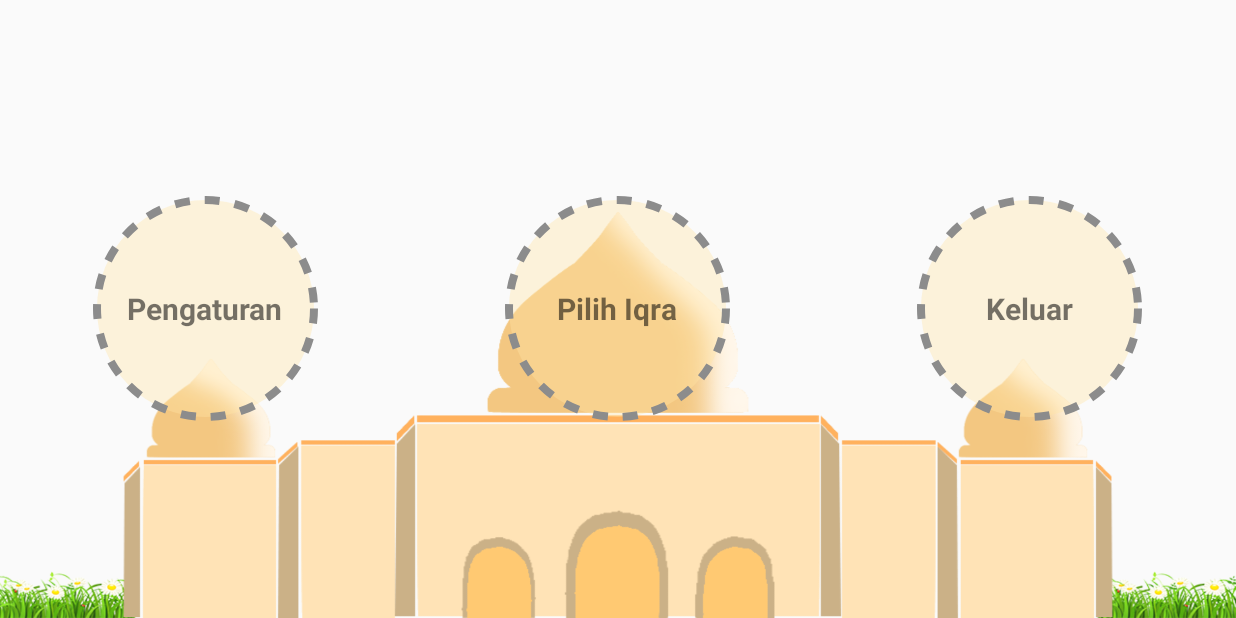
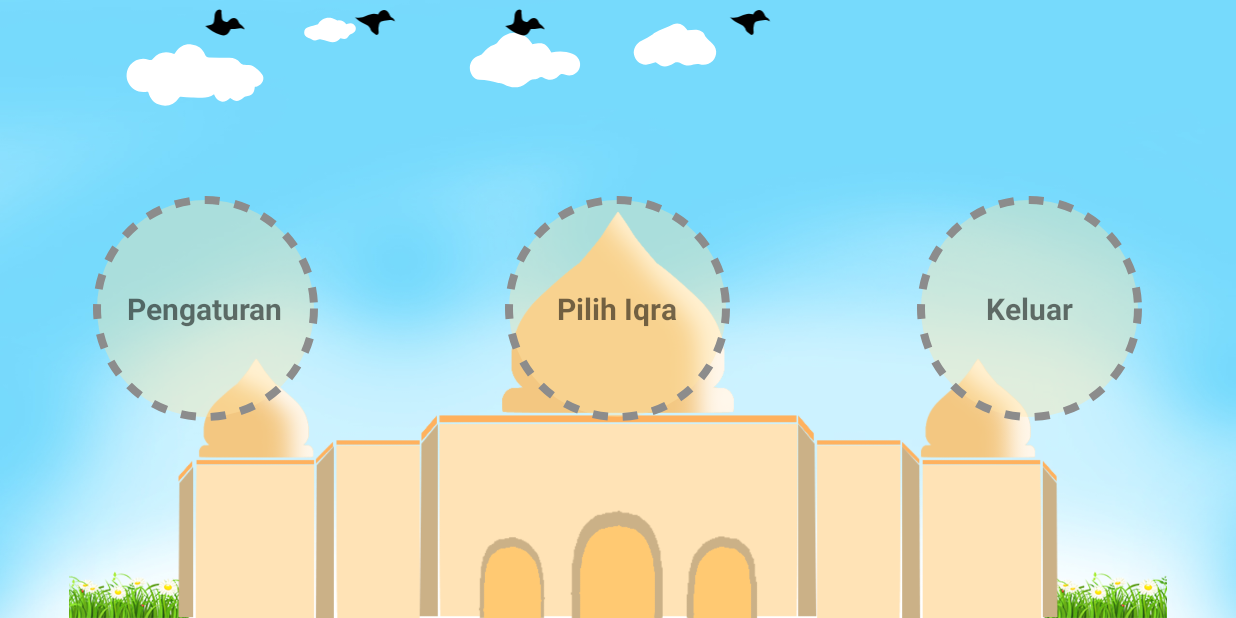
Before and after one commit to ghuniyu/dragndrop-game, an Android app: the screen it shows after launch (MainMenuActivity), on a phone screen of 824 x 412 dp (held sideways). Run offline under Robolectric (Android 15) with nearby library versions, the phone set to English and light mode, and no system bars; our stand-ins replace ButterKnife.

Commit message:
Burung dan Kawannya

```diff
--- /dev/null
+++ b/app/src/main/res/drawable/ic_bird_down.xml
@@ -0,0 +1,4 @@
+<vector android:height="24dp" android:viewportHeight="50.0"
+    android:viewportWidth="50.0" android:width="24dp" xmlns:android="http://schemas.android.com/apk/res/android">
+    <path android:fillColor="#010101" android:pathData="M47.13,23.78c-5.15,-2.88 -9.53,-0.62 -13.98,-0.19c-3.64,0.35 -3.69,4.27 -4.24,7.1c-0.34,1.75 0.26,3.65 0.12,5.46c-0.19,2.42 -2.04,3.52 -3.73,2.03c-1.68,-1.48 -4.4,-2.91 -4.84,-4.57c-1.57,-5.91 -7.15,-6.35 -10.99,-9.05c-1.88,-1.32 -3.75,-2.56 -6.61,-5.52c9.76,3.11 16.13,-6.47 24.95,-3.1c1.28,0.49 1.22,-1.24 1.78,-1.91c3.62,-4.3 8.87,-3.76 11.1,1.38c0.69,1.59 1.26,3.18 2.79,3.93C45.01,20.09 46.31,20.82 47.13,23.78z"/>
+</vector>
--- /dev/null
+++ b/app/src/main/res/drawable/ic_bird_up.xml
@@ -0,0 +1,4 @@
+<vector android:height="24dp" android:viewportHeight="50.0"
+    android:viewportWidth="50.0" android:width="24dp" xmlns:android="http://schemas.android.com/apk/res/android">
+    <path android:fillColor="#010101" android:pathData="M46.86,32.79c-5.46,-3.33 -9.86,0.12 -14.4,-0.66c-1.86,-0.32 -1.61,1.1 -2.1,2.06c-2.48,4.82 -5.41,6.17 -10.61,4.39c-6.04,-2.06 -11.48,-5.24 -16.6,-9.77c9.52,-1.24 9.5,-1.24 10.28,-10.68c0.12,-1.47 0.26,-3.08 0.95,-4.32c1.08,-1.96 3.18,-3.34 5.29,-3.11c2.29,0.24 1.14,2.68 1.43,4.17c0.69,3.52 -0.76,7.95 4.54,9.38c1.66,0.45 2.3,0.47 3.45,-1.08c3.6,-4.83 9.23,-4.31 11.09,1.29C41.32,27.92 45.25,28.05 46.86,32.79z"/>
+</vector>
--- /dev/null
+++ b/app/src/main/res/drawable/ic_cloud_big.xml
@@ -0,0 +1,4 @@
+<vector android:height="24dp" android:viewportHeight="250.0"
+    android:viewportWidth="250.0" android:width="24dp" xmlns:android="http://schemas.android.com/apk/res/android">
+    <path android:fillColor="#ffffff" android:pathData="M224.75,144.76c-1.12,11.49 -4.27,14.72 -15.39,16.28c-0.92,0.13 -1.95,0.47 -2.66,1.04c-9.94,7.95 -13.37,8.14 -23.11,1.09c-8.5,9.03 -21.05,9.21 -26.88,-5.9c-11.03,8.6 -23.84,4.94 -36.08,5.22c-6.4,0.15 -12.81,-0.97 -19.23,-1.3c-1.01,-0.05 -2.45,0.8 -3.05,1.67c-7.02,10.19 -16.64,14.88 -28.83,12.69c-12.02,-2.16 -19.22,-9.93 -22.29,-21.64c-0.08,-0.3 -0.34,-0.54 -0.76,-1.17c-1.25,0.13 -2.69,0.25 -4.13,0.44c-11.47,1.48 -22.54,-4.18 -28.02,-14.32c-5.35,-9.9 -4.14,-22.38 2.99,-30.95c7.39,-8.89 19.35,-12.51 30.23,-8.51c3.82,1.4 5.66,0.9 8.16,-2.33c6.91,-8.92 18.9,-12.15 29.73,-8.68c1.57,0.5 3.11,1.1 5.03,1.78c0.95,-1.37 1.85,-2.71 2.78,-4.02c6.33,-8.9 15.01,-13.19 25.82,-12.09c10.81,1.1 18.69,6.95 22.78,17.05c1.39,3.43 3.2,4.47 6.57,4.53c11.29,0.19 22.58,0.78 33.87,0.81c7.55,0.02 13.44,2.73 18.4,8.38c1.5,1.71 4.23,2.77 6.57,3.22c4.7,0.9 10.36,-0.22 14.11,2.02c5.93,3.54 11.59,8.46 15.6,14.06c4.91,6.86 0.39,16.7 -7.68,19.44C227.88,144.07 226.4,144.34 224.75,144.76z"/>
+</vector>
--- /dev/null
+++ b/app/src/main/res/drawable/ic_cloud_medium.xml
@@ -0,0 +1,4 @@
+<vector android:height="24dp" android:viewportHeight="200.0"
+    android:viewportWidth="200.0" android:width="24dp" xmlns:android="http://schemas.android.com/apk/res/android">
+    <path android:fillColor="@color/cloud" android:pathData="M143.86,87.44c11.88,-2.5 23.5,-2.4 35.09,1.97c9.87,3.72 15.3,13.67 12.1,23.62c-3.18,9.9 -13.72,15.45 -23.6,11.73c-4.91,-1.85 -8.04,-2.03 -12,2.31c-5.95,6.54 -16.36,7.47 -23.96,2.75c-3.4,-2.11 -5.73,-2.22 -8.8,0.14c-1.51,1.16 -3.74,2.16 -5.54,2.01c-6.66,-0.56 -10.81,3.31 -15.55,7.09c-10.33,8.23 -24.44,8.46 -36.17,1.78c-2.45,-1.4 -5.53,-1.72 -8.33,-2.5c-0.47,-0.13 -1.01,0.02 -1.49,-0.09c-10.41,-2.43 -20.52,-5.31 -31.6,-5.3c-9.36,0.02 -16.01,-10.24 -16,-19.95c0.02,-9.74 6.59,-17.86 16,-20.51c2.4,-0.68 4.98,-2.44 6.45,-4.45c4.69,-6.43 10.54,-10.94 18.1,-13.47c2.03,-0.68 4.35,-1.97 5.48,-3.67c14.87,-22.5 43.35,-21.92 57.31,1.28c0.33,0.55 0.76,1.05 1.1,1.51C130.51,70.28 134.45,72.01 143.86,87.44z"/>
+</vector>
--- /dev/null
+++ b/app/src/main/res/drawable/ic_cloud_small.xml
@@ -0,0 +1,4 @@
+<vector android:height="24dp" android:viewportHeight="100.0"
+    android:viewportWidth="100.0" android:width="24dp" xmlns:android="http://schemas.android.com/apk/res/android">
+    <path android:fillColor="@color/cloud" android:pathData="M28.53,69.28c-4.08,1.02 -7.38,2.43 -10.73,2.56c-6.63,0.27 -12.11,-4.65 -13.36,-11.19c-1.21,-6.36 2.47,-12.7 8.37,-15.48c4.39,-2.07 8.47,-4.79 12.67,-7.25c0.57,-0.33 0.98,-0.93 1.56,-1.24c6.85,-3.64 14.14,-6.39 21.15,-9.66c6.34,-2.96 12.17,1.06 15.65,6.53c4.13,-0.19 7.97,-0.96 11.57,-0.35c2.55,0.43 6.2,2.26 6.89,4.29c2.65,7.9 12.88,10.25 13.45,19.49c0.62,9.92 -8.58,17.17 -18.35,14.45c-2.1,-0.58 -4.74,-0.36 -6.83,0.36c-5.12,1.75 -9.63,1.19 -14.31,-1.55c-1.75,-1.02 -5,-1.43 -6.59,-0.48C40.19,75.45 36.56,75.5 28.53,69.28z"/>
+</vector>
--- /dev/null
+++ b/app/src/main/res/drawable/ic_cloud_very_small.xml
@@ -0,0 +1,4 @@
+<vector android:height="24dp" android:viewportHeight="100.0"
+    android:viewportWidth="100.0" android:width="24dp" xmlns:android="http://schemas.android.com/apk/res/android">
+    <path android:fillColor="@color/cloud" android:pathData="M30.07,40.58c5.48,-10.75 18.32,-14.29 29.9,-7.56c0.95,0.55 2.18,1.04 3.22,0.94c5.88,-0.57 10.32,1.9 14.01,6.44c0.83,-0.34 1.57,-0.65 2.32,-0.94c5.77,-2.29 11.28,-0.06 13.02,5.28c1.76,5.4 -1.25,10.26 -7.32,12.01c-1.14,0.33 -2.48,0.96 -3.13,1.87c-4.7,6.73 -6.23,7.33 -14.69,5.17c-5.21,6.38 -11.84,7.92 -19.63,5.57c-4.67,-1.41 -9.36,-2.8 -14.12,-3.89c-1.27,-0.29 -2.88,0.33 -4.18,0.9c-3.7,1.62 -7.04,1.27 -10.37,-1.05c-1.43,-0.99 -3.2,-1.59 -4.89,-2.09c-4.67,-1.36 -7.52,-4.89 -7.24,-9.49c0.28,-4.77 2.93,-7.52 7.54,-8.71C19.35,43.78 24.12,42.3 30.07,40.58z"/>
+</vector>
--- a/app/src/main/res/layout/activity_main_menu.xml
+++ b/app/src/main/res/layout/activity_main_menu.xml
@@ -1,19 +1,87 @@
 <?xml version="1.0" encoding="utf-8"?>
-<LinearLayout xmlns:android="http://schemas.android.com/apk/res/android"
+<FrameLayout xmlns:android="http://schemas.android.com/apk/res/android"
     xmlns:tools="http://schemas.android.com/tools"
     android:id="@+id/root"
     android:layout_width="match_parent"
     android:layout_height="match_parent"
+    android:background="@drawable/background"
     android:gravity="center"
-    android:background="@drawable/masjid"
     tools:context=".MainMenuActivity">
 
     <LinearLayout
+        android:layout_width="fill_parent"
+        android:layout_height="fill_parent">
+
+        <ImageView
+            android:layout_width="fill_parent"
+            android:layout_height="fill_parent"
+            android:src="@drawable/masjid" />
+
+    </LinearLayout>
+
+    <FrameLayout
+        android:layout_width="fill_parent"
+        android:layout_height="100dp">
+
+        <ImageView
+            android:layout_marginLeft="80dp"
+            android:layout_width="100dp"
+            android:layout_height="100dp"
+            android:src="@drawable/ic_cloud_big" />
+
+        <ImageView
+            android:layout_marginLeft="200dp"
+            android:layout_width="40dp"
+            android:layout_height="40dp"
+            android:src="@drawable/ic_cloud_very_small" />
+
+        <ImageView
+            android:layout_width="700dp"
+            android:layout_height="80dp"
+            android:src="@drawable/ic_cloud_medium" />
+
+        <ImageView
+            android:layout_width="900dp"
+            android:layout_height="60dp"
+            android:src="@drawable/ic_cloud_small" />
+
+        <ImageView
+            android:layout_width="700dp"
+            android:layout_height="30dp"
+            android:src="@drawable/ic_bird_up"
+            />
+
+        <ImageView
+            android:layout_width="1000dp"
+            android:layout_height="30dp"
+            android:src="@drawable/ic_bird_down"
+            />
+
+        <ImageView
+            android:layout_width="300dp"
+            android:layout_height="30dp"
+            android:src="@drawable/ic_bird_up"
+            />
+
+        <ImageView
+            android:layout_width="500dp"
+            android:layout_height="30dp"
+            android:src="@drawable/ic_bird_down"
+            />
+
+    </FrameLayout>
+
+    <LinearLayout
+        android:layout_width="fill_parent"
+        android:layout_height="fill_parent">
+
+        <LinearLayout
             android:layout_width="0dp"
-        android:layout_height="wrap_content"
+            android:layout_height="fill_parent"
             android:layout_weight="1"
             android:gravity="center"
             android:orientation="vertical">
+
             <LinearLayout
                 android:layout_width="150dp"
                 android:layout_height="150dp"
@@ -25,17 +93,18 @@
                     android:layout_height="wrap_content"
                     android:text="Pengaturan"
                     android:textSize="20sp"
-                android:textStyle="bold"/>
+                    android:textStyle="bold" />
             </LinearLayout>
 
         </LinearLayout>
 
         <LinearLayout
             android:layout_width="0dp"
-        android:layout_height="wrap_content"
+            android:layout_height="fill_parent"
             android:layout_weight="1"
             android:gravity="center"
             android:orientation="vertical">
+
             <LinearLayout
                 android:id="@+id/ll_menu"
                 android:layout_width="150dp"
@@ -49,17 +118,18 @@
                     android:layout_height="wrap_content"
                     android:text="Pilih Iqra"
                     android:textSize="20sp"
-                android:textStyle="bold"/>
+                    android:textStyle="bold" />
             </LinearLayout>
 
         </LinearLayout>
 
         <LinearLayout
             android:layout_width="0dp"
-        android:layout_height="wrap_content"
+            android:layout_height="fill_parent"
             android:layout_weight="1"
             android:gravity="center"
             android:orientation="vertical">
+
             <LinearLayout
                 android:layout_width="150dp"
                 android:layout_height="150dp"
@@ -71,9 +141,10 @@
                     android:layout_height="wrap_content"
                     android:text="Keluar"
                     android:textSize="20sp"
-                android:textStyle="bold"/>
+                    android:textStyle="bold" />
             </LinearLayout>
 
         </LinearLayout>
+    </LinearLayout>
 
-</LinearLayout>
+</FrameLayout>
--- a/app/src/main/res/values/colors.xml
+++ b/app/src/main/res/values/colors.xml
@@ -5,4 +5,7 @@
     <color name="colorAccent">#FF4081</color>
 
     <color name="black_overlay">#66000000</color>
+
+    <color name="cloud">#ffffff</color>
+
 </resources>
```
Lines whose indentation alone changed are shown as unchanged.
